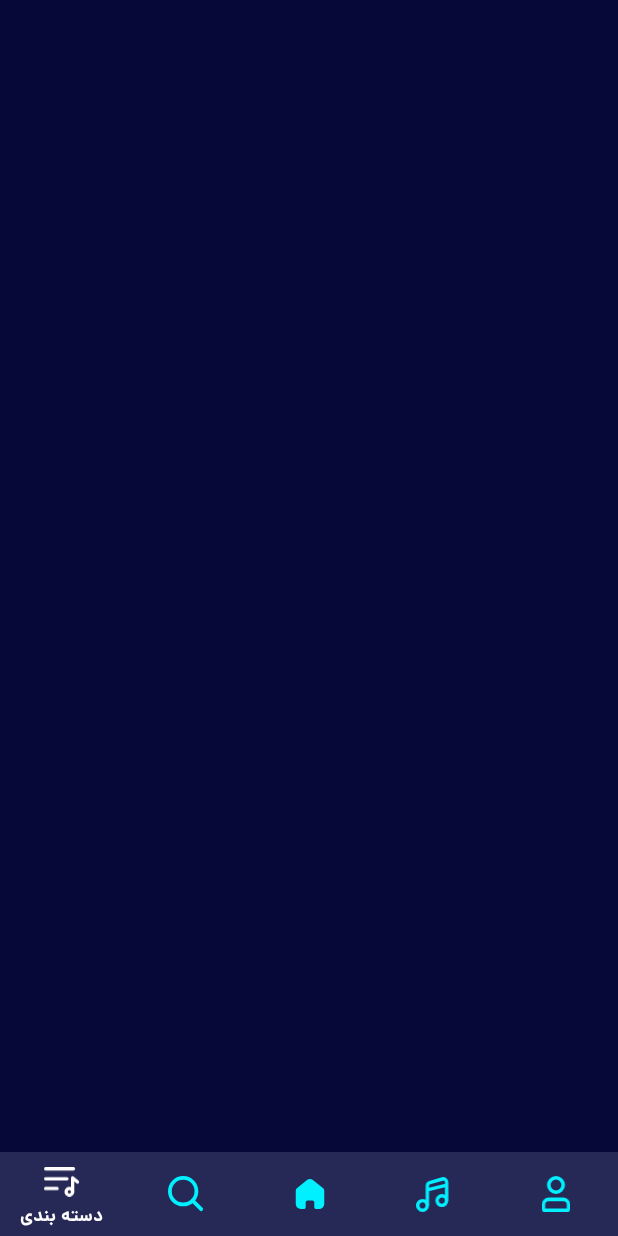
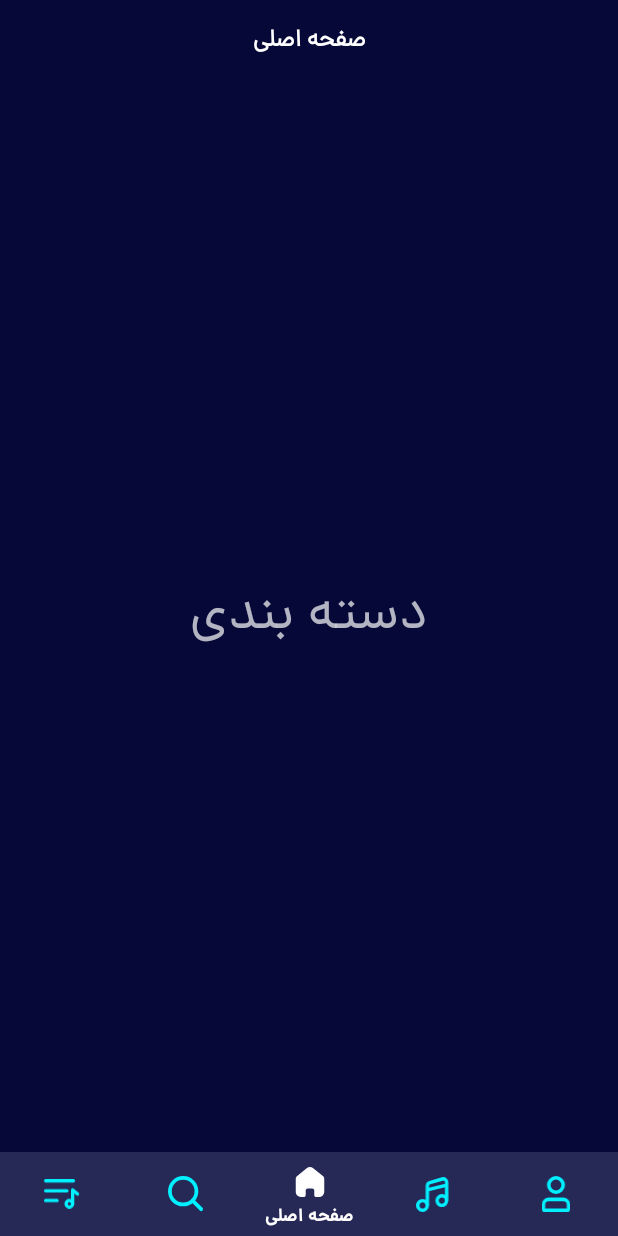
Before and after one commit to VahidGarousi/TarAvaz-XML, an Android app: the screen it shows after launch (MainActivity), on a phone screen of 412 x 824 dp. Run offline under Robolectric (Android 15) with nearby library versions, the phone set to English and light mode, and no system bars; our stand-ins replace Timber; libraries missing offline, so code that uses them is left out: com.facebook.drawee; 1 statement that could not run was skipped.

Commit message:
vahid: Implement TarAvazToolbar.kt

```diff
--- a/app/build.gradle
+++ b/app/build.gradle
@@ -1,7 +1,9 @@
 plugins {
     id 'com.android.application'
     id 'kotlin-android'
+    id 'kotlin-android-extensions'
 }
+
 
 android {
     compileSdkVersion 30
--- a/app/src/main/java/ir/vbile/app/taravaz/feautre/home/HomeFragment.kt
+++ b/app/src/main/java/ir/vbile/app/taravaz/feautre/home/HomeFragment.kt
@@ -1,6 +1,12 @@
 package ir.vbile.app.taravaz.feautre.home
 
+import android.os.Bundle
+import android.view.View
 import ir.vbile.app.taravaz.R
 import ir.vbile.app.taravaz.common.TarAvazFragment
 
-class HomeFragment : TarAvazFragment(R.layout.fragment_home)
+class HomeFragment : TarAvazFragment(R.layout.fragment_home) {
+    override fun onViewCreated(view: View, savedInstanceState: Bundle?) {
+        super.onViewCreated(view, savedInstanceState)
+    }
+}
--- /dev/null
+++ b/app/src/main/java/ir/vbile/app/taravaz/view/TarAvazToolbar.kt
@@ -0,0 +1,35 @@
+package ir.vbile.app.taravaz.view
+
+import android.content.Context
+import android.util.AttributeSet
+import android.widget.FrameLayout
+import ir.vbile.app.taravaz.R
+import ir.vbile.app.taravaz.extentions.setVisibleOrGone
+import kotlinx.android.synthetic.main.view_toolbar.view.*
+
+class TarAvazToolbar @JvmOverloads constructor(
+    context: Context,
+    attrs: AttributeSet? = null,
+    defStyleAttr: Int = 0
+) : FrameLayout(context, attrs, defStyleAttr) {
+    init {
+        inflate(context, R.layout.view_toolbar, this)
+        if (attrs != null) {
+            val a = context.obtainStyledAttributes(attrs, R.styleable.TarAvazToolbar)
+            val title = a.getString(R.styleable.TarAvazToolbar_ta_title)
+            val shouldShowBackBtn =
+                a.getBoolean(R.styleable.TarAvazToolbar_ta_shouldShowBackBtn, false)
+            if (title != null) {
+                tvTitle.text = title
+            }
+            btnBack.setVisibleOrGone(shouldShowBackBtn)
+            a.recycle()
+        }
+    }
+
+    fun showBackBtn(shouldShow: Boolean) {
+        if (shouldShow){
+            btnBack.setVisibleOrGone(shouldShow)
+        }
+    }
+}
--- /dev/null
+++ b/app/src/main/res/drawable/ic_back.xml
@@ -0,0 +1,20 @@
+<vector xmlns:android="http://schemas.android.com/apk/res/android"
+    android:width="24dp"
+    android:height="24dp"
+    android:viewportWidth="24"
+    android:viewportHeight="24">
+  <path
+      android:pathData="M5,12L19,12"
+      android:strokeLineJoin="round"
+      android:strokeWidth="2"
+      android:fillColor="#00000000"
+      android:strokeColor="#000000"
+      android:strokeLineCap="round"/>
+  <path
+      android:pathData="M12,5l7,7l-7,7"
+      android:strokeLineJoin="round"
+      android:strokeWidth="2"
+      android:fillColor="#00000000"
+      android:strokeColor="#000000"
+      android:strokeLineCap="round"/>
+</vector>
--- a/app/src/main/res/layout/activity_main.xml
+++ b/app/src/main/res/layout/activity_main.xml
@@ -5,6 +5,12 @@
     android:layout_width="match_parent"
     android:layout_height="match_parent"
     tools:context=".feautre.main.MainActivity">
+
+    <ir.vbile.app.taravaz.view.TarAvazToolbar
+        android:id="@+id/toolbar"
+        android:layout_width="match_parent"
+        android:layout_height="wrap_content"
+        app:ta_title="@string/home" />
 
     <com.google.android.material.bottomnavigation.BottomNavigationView
         android:id="@+id/bottomNavigationMain"
@@ -14,9 +20,10 @@
         app:menu="@menu/main_menu" />
 
     <androidx.fragment.app.FragmentContainerView
-        android:id="@+id/nav_host_container"
+        android:id="@+id/navHostContainer"
         android:layout_width="match_parent"
         android:layout_height="match_parent"
+        android:layout_marginTop="56dp"
         android:layout_marginBottom="56dp" />
 
 </androidx.coordinatorlayout.widget.CoordinatorLayout>
--- a/app/src/main/res/layout/fragment_splash.xml
+++ b/app/src/main/res/layout/fragment_splash.xml
@@ -4,8 +4,7 @@
     xmlns:tools="http://schemas.android.com/tools"
     android:layout_width="match_parent"
     android:layout_height="match_parent"
-    android:background="@drawable/background_screens"
-    tools:context=".feautre.splash.SplashActivity">
+    android:background="@drawable/background_screens">
 
 
     <ir.vbile.app.taravaz.view.TarAvazImageView
@@ -22,6 +21,7 @@
     <TextView
         android:id="@+id/textView"
         android:layout_width="wrap_content"
+        app:layout_constraintTop_toBottomOf="@id/guideline"
         android:layout_height="wrap_content"
         android:text="@string/persian_app_name"
         android:textAppearance="?textAppearanceHeadline4"
@@ -70,5 +70,5 @@
         android:layout_width="wrap_content"
         android:layout_height="wrap_content"
         android:orientation="horizontal"
-        app:layout_constraintGuide_begin="384dp" />
+        app:layout_constraintGuide_end="347dp" />
 </androidx.constraintlayout.widget.ConstraintLayout>
--- /dev/null
+++ b/app/src/main/res/layout/view_toolbar.xml
@@ -0,0 +1,28 @@
+<?xml version="1.0" encoding="utf-8"?>
+<FrameLayout xmlns:android="http://schemas.android.com/apk/res/android"
+    xmlns:app="http://schemas.android.com/apk/res-auto"
+    xmlns:tools="http://schemas.android.com/tools"
+    android:layout_width="match_parent"
+    android:layout_height="56dp">
+
+    <ImageView
+        android:id="@+id/btnBack"
+        android:layout_width="48dp"
+        android:layout_height="48dp"
+        android:layout_gravity="center_vertical|start"
+        android:background="?selectableItemBackgroundBorderless"
+        android:clickable="true"
+        android:focusable="true"
+        android:scaleType="centerInside"
+        app:srcCompat="@drawable/ic_back"
+        app:tint="@color/white" />
+
+    <TextView
+        android:id="@+id/tvTitle"
+        android:layout_width="wrap_content"
+        android:layout_height="wrap_content"
+        android:layout_gravity="center"
+        android:textAppearance="?textAppearanceHeadline6"
+        android:textFontWeight="700"
+        tools:text="نام صفحه" />
+</FrameLayout>
--- a/app/src/main/res/navigation/genre.xml
+++ b/app/src/main/res/navigation/genre.xml
@@ -3,20 +3,11 @@
     xmlns:app="http://schemas.android.com/apk/res-auto"
     xmlns:tools="http://schemas.android.com/tools"
     android:id="@+id/genre"
-    app:startDestination="@id/splashFragment">
+    app:startDestination="@id/genreFragment">
 
     <fragment
         tools:layout="@layout/fragment_genre"
         android:id="@+id/genreFragment"
         android:name="ir.vbile.app.taravaz.feautre.genre.GenreFragment"
         android:label="GenreFragment" />
-    <fragment
-        tools:layout="@layout/fragment_splash"
-        android:id="@+id/splashFragment"
-        android:name="ir.vbile.app.taravaz.feautre.splash.SplashFragment"
-        android:label="SplashFragment" >
-        <action
-            android:id="@+id/action_splashFragment_to_genreFragment"
-            app:destination="@id/genreFragment" />
-    </fragment>
 </navigation>
--- a/app/src/main/res/navigation/home.xml
+++ b/app/src/main/res/navigation/home.xml
@@ -3,11 +3,21 @@
     xmlns:app="http://schemas.android.com/apk/res-auto"
     xmlns:tools="http://schemas.android.com/tools"
     android:id="@+id/home"
-    app:startDestination="@id/homeFragment">
+    app:startDestination="@id/splashFragment">
 
     <fragment
-        tools:layout="@layout/fragment_home"
         android:id="@+id/homeFragment"
         android:name="ir.vbile.app.taravaz.feautre.home.HomeFragment"
-        android:label="HomeFragment" />
+        android:label="HomeFragment"
+        tools:layout="@layout/fragment_home" />
+
+    <fragment
+        android:id="@+id/splashFragment"
+        android:name="ir.vbile.app.taravaz.feautre.splash.SplashFragment"
+        android:label="SplashFragment"
+        tools:layout="@layout/fragment_splash">
+        <action
+            android:id="@+id/action_splashFragment_to_homeFragment"
+            app:destination="@id/homeFragment" />
+    </fragment>
 </navigation>
--- a/app/src/main/res/values/attrs.xml
+++ b/app/src/main/res/values/attrs.xml
@@ -1,7 +1,8 @@
 <?xml version="1.0" encoding="utf-8"?>
 <resources>
     <attr name="dividerColor" format="color" />
-    <declare-styleable name="RahaKishToolbar">
-        <attr name="rk_title" format="string" />
+    <declare-styleable name="TarAvazToolbar">
+        <attr name="ta_title" format="string" />
+        <attr name="ta_shouldShowBackBtn" format="boolean" />
     </declare-styleable>
 </resources>
--- a/app/src/main/res/values/type.xml
+++ b/app/src/main/res/values/type.xml
@@ -71,7 +71,7 @@
         <item name="fontFamily">@font/primary_bold</item>
         <item name="android:fontFamily">@font/primary_bold</item>
         <item name="android:textSize">16sp</item>
-        <item name="android:textColor">@color/black</item>
+        <item name="android:textColor">?colorOnBackground</item>
     </style>
 
     <style name="TextAppearance.MyTheme.Subtitle1" parent="TextAppearance.MaterialComponents.Subtitle1">
```
Also changed, not shown: app/src/main/java/ir/vbile/app/taravaz/common/Base.kt (+13 -6 lines), app/src/main/java/ir/vbile/app/taravaz/extentions/View.kt (added, +119 -0 lines), app/src/main/java/ir/vbile/app/taravaz/feautre/main/MainActivity.kt (+39 -2 lines), app/src/main/java/ir/vbile/app/taravaz/feautre/splash/SplashFragment.kt (+5 -4 lines), app/src/main/res/layout/fragment_home.xml (+6 -2 lines).
